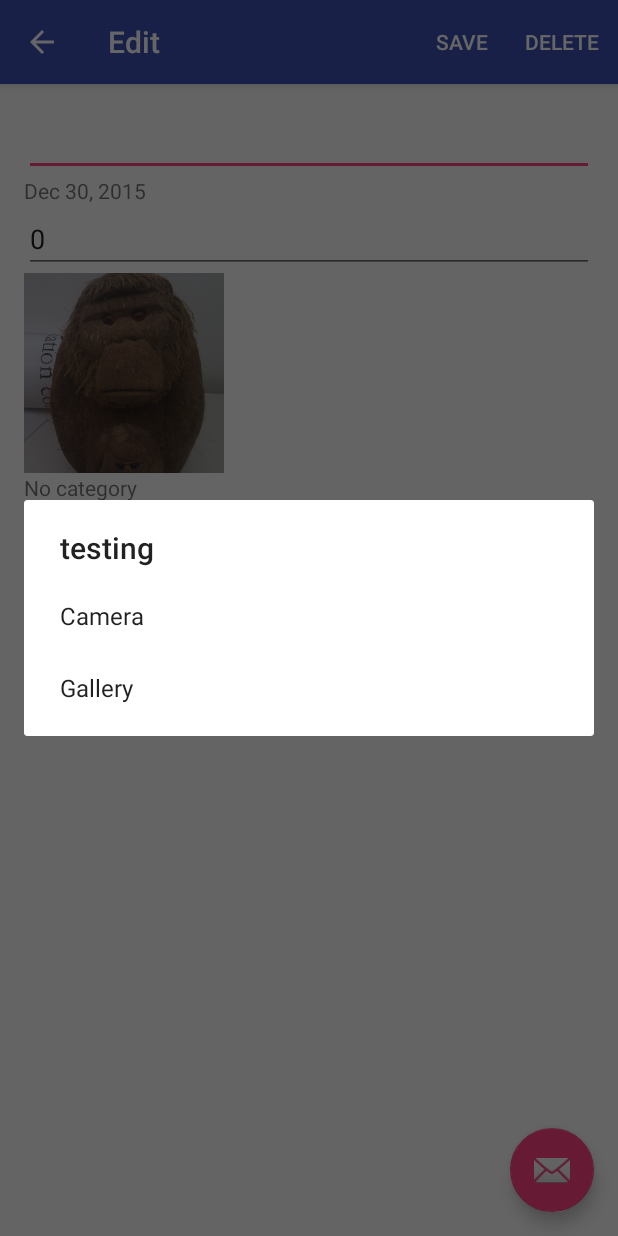
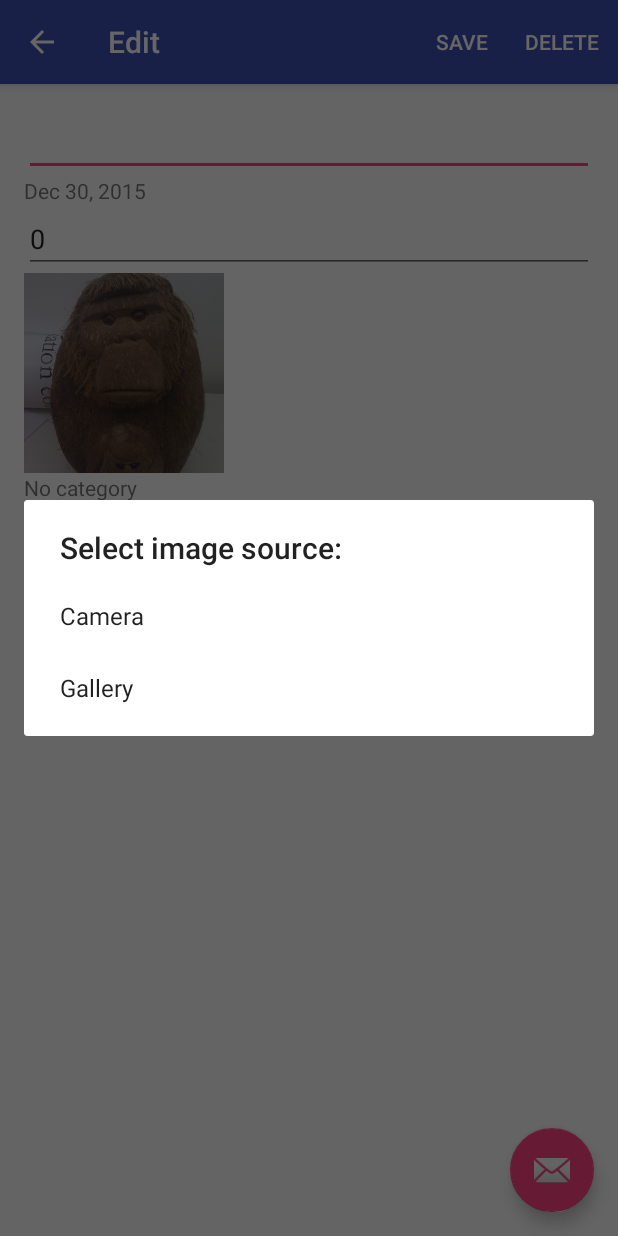
Before and after one commit to Buntworthy/FreezeUp, an Android app: the EditActivityFragment screen opened directly, with no data from a screen before it, after a tap on an icon or button, on a phone screen of 412 x 824 dp. Run offline under Robolectric (Android 15) with nearby library versions, the phone set to English and light mode, and no system bars.

Commit message:
Tidying up ImagePickerDialog

```diff
--- a/app/src/main/java/com/cutsquash/freezeup/dialogs/ImagePickerDialog.java
+++ b/app/src/main/java/com/cutsquash/freezeup/dialogs/ImagePickerDialog.java
@@ -24,14 +24,13 @@ public class ImagePickerDialog extends DialogFragment {
         void imagePickerSelected(int choice);
     }
 
-    private final String[] testArray = new String[] {"Camera", "Gallery"};
     private ImagePickerListener mImagePickerListener = null;
 
     @Override
     public Dialog onCreateDialog(Bundle savedInstanceState) {
         AlertDialog.Builder builder = new AlertDialog.Builder(getActivity());
-        builder.setTitle("testing")
-                .setItems(testArray, new DialogInterface.OnClickListener() {
+        builder.setTitle(R.string.imagePicker_title)
+                .setItems(R.array.image_picker_string, new DialogInterface.OnClickListener() {
                     public void onClick(DialogInterface dialog, int which) {
                         // The 'which' argument contains the index position
                         // of the selected item
--- a/app/src/main/res/values/arrays.xml
+++ b/app/src/main/res/values/arrays.xml
@@ -8,6 +8,12 @@
         <item>Side</item>
         <item>Sweet</item>
         <item>Other</item>
+    </string-array>
+
+    <!-- Image picker strings -->
+    <string-array name="image_picker_string">
+        <item>Camera</item>
+        <item>Gallery</item>
     </string-array>
 
     <!-- Sort order prefrence-->
--- a/app/src/main/res/values/strings.xml
+++ b/app/src/main/res/values/strings.xml
@@ -33,4 +33,7 @@
     <string name="delete_confirm">Confirm</string>
     <string name="delete_cancel">Cancel</string>
 
+    <!-- Image picker dialog -->
+    <string name="imagePicker_title">Select image source:</string>
+
 </resources>
```
